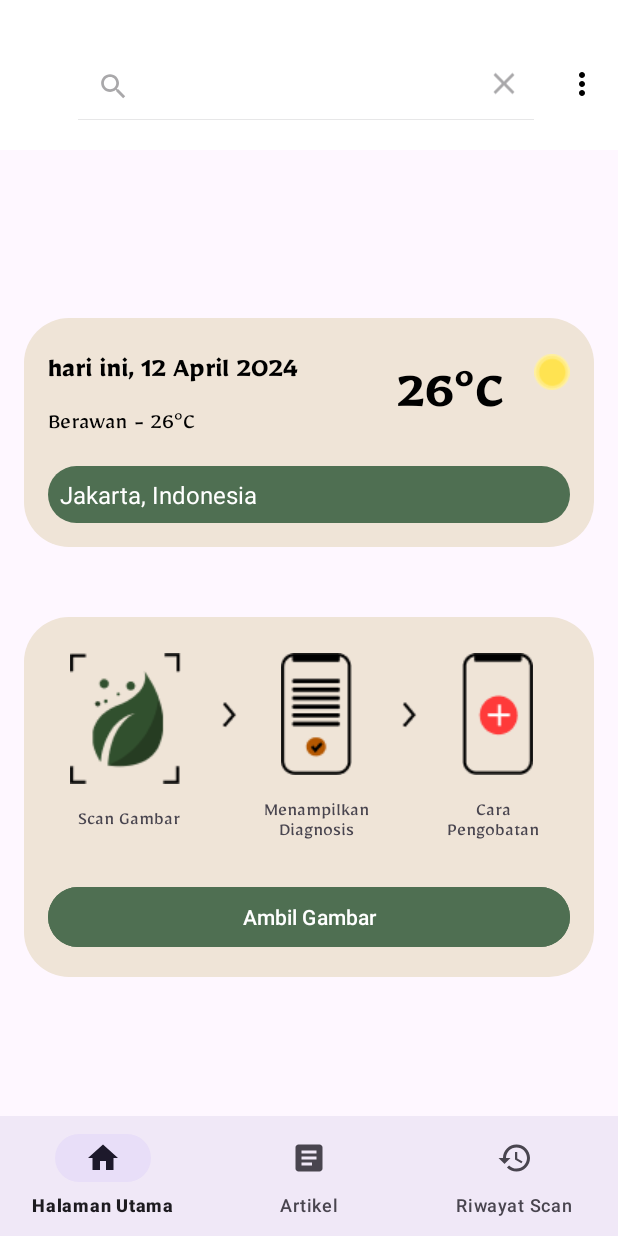
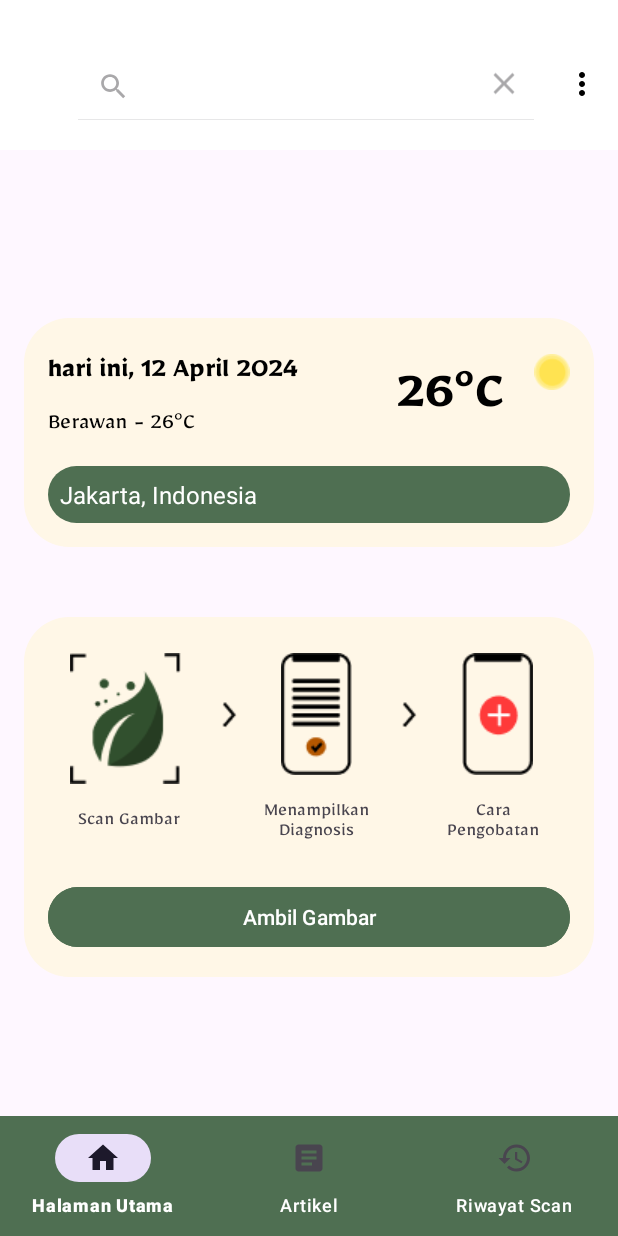
Before and after one commit to C241-PS120/bangkit-mobile-dev, an Android app: the screen it shows after launch (MainActivity), after a tap on "Search", on a phone screen of 412 x 824 dp. Run offline under Robolectric (Android 15) with nearby library versions, the phone set to English and light mode, and no system bars; our stand-ins replace navigation-ui.

Commit message:
PErbaikan warna
Activity

```diff
--- a/CoffeeProtectionandAnalysisSystem/app/src/main/res/drawable/rounded_rectangle.xml
+++ b/CoffeeProtectionandAnalysisSystem/app/src/main/res/drawable/rounded_rectangle.xml
@@ -1,6 +1,6 @@
 <?xml version="1.0" encoding="utf-8"?>
 <shape xmlns:android="http://schemas.android.com/apk/res/android">
-    <solid android:color="#EFE4D7" /> <!-- Background color -->
+    <solid android:color="#FFF7E7" /> <!-- Background color -->
     <corners android:radius="30dp" /> <!-- Corner radius -->
     <padding
         android:left="16dp"
--- a/CoffeeProtectionandAnalysisSystem/app/src/main/res/layout/activity_main.xml
+++ b/CoffeeProtectionandAnalysisSystem/app/src/main/res/layout/activity_main.xml
@@ -16,7 +16,6 @@
         app:layout_constraintTop_toTopOf="parent"
         app:layout_constraintStart_toStartOf="parent"
         app:layout_constraintEnd_toEndOf="parent"
-        app:title="@string/app_name"
         app:titleTextColor="@color/green"
         app:titleMarginTop="20dp" />
 
@@ -25,14 +24,13 @@
         android:id="@+id/nav_view"
         android:layout_width="0dp"
         android:layout_height="wrap_content"
-        android:layout_marginStart="0dp"
-        android:layout_marginEnd="0dp"
-        android:backgroundTint="@color/green"
-        android:background="?android:attr/windowBackground"
+        app:itemBackground="@color/green"
+        app:itemTextColor="@android:color/white"
         app:layout_constraintBottom_toBottomOf="parent"
         app:layout_constraintLeft_toLeftOf="parent"
         app:layout_constraintRight_toRightOf="parent"
         app:menu="@menu/bottom_nav_menu" />
+
 
     <fragment
         android:id="@+id/nav_host_fragment_activity_main"
--- a/CoffeeProtectionandAnalysisSystem/app/src/main/res/navigation/mobile_navigation.xml
+++ b/CoffeeProtectionandAnalysisSystem/app/src/main/res/navigation/mobile_navigation.xml
@@ -8,18 +8,18 @@
     <fragment
         android:id="@+id/navigation_home"
         android:name="com.example.coffeeprotectionandanalysissystem.ui.home.HomeFragment"
-        android:label="@string/title_home"
+        android:label="@string/app_name"
         tools:layout="@layout/fragment_home" />
 
     <fragment
         android:id="@+id/navigation_dashboard"
         android:name="com.example.coffeeprotectionandanalysissystem.ui.article.ArticleFragment"
-        android:label="@string/title_article"
+        android:label="@string/app_name"
         tools:layout="@layout/fragment_article" />
 
     <fragment
         android:id="@+id/navigation_notifications"
         android:name="com.example.coffeeprotectionandanalysissystem.ui.history.HistoryFragment"
-        android:label="@string/title_history"
+        android:label="@string/app_name"
         tools:layout="@layout/fragment_history" />
 </navigation>
--- a/CoffeeProtectionandAnalysisSystem/app/src/main/res/values-night/themes.xml
+++ b/CoffeeProtectionandAnalysisSystem/app/src/main/res/values-night/themes.xml
@@ -1,6 +1,7 @@
 <resources xmlns:tools="http://schemas.android.com/tools">
     <!-- Base application theme. -->
-    <style name="Base.Theme.COPTAS" parent="Theme.Material3.DayNight.NoActionBar">
+    <style name="Base.Theme.COPTAS" parent="Theme.Material3.Light.NoActionBar">
+    </style>
 
-    </style>
+    <style name="Theme.COPTAS" parent="Base.Theme.COPTAS" />
 </resources>
--- a/CoffeeProtectionandAnalysisSystem/app/src/main/res/values/colors.xml
+++ b/CoffeeProtectionandAnalysisSystem/app/src/main/res/values/colors.xml
@@ -8,6 +8,6 @@
     <color name="black">#FF000000</color>
     <color name="white">#FFFFFFFF</color>
 
-    <color name="cream">#FFE6AF</color>
+    <color name="cream">#FFF6E3</color>
     <color name="green">#4F6F52</color>
 </resources>
--- a/CoffeeProtectionandAnalysisSystem/app/src/main/res/values/themes.xml
+++ b/CoffeeProtectionandAnalysisSystem/app/src/main/res/values/themes.xml
@@ -1,6 +1,6 @@
 <resources xmlns:tools="http://schemas.android.com/tools">
     <!-- Base application theme. -->
-    <style name="Base.Theme.COPTAS" parent="Theme.Material3.DayNight.NoActionBar">
+    <style name="Base.Theme.COPTAS" parent="Theme.Material3.Light.NoActionBar">
     </style>
 
     <style name="Theme.COPTAS" parent="Base.Theme.COPTAS" />
```
